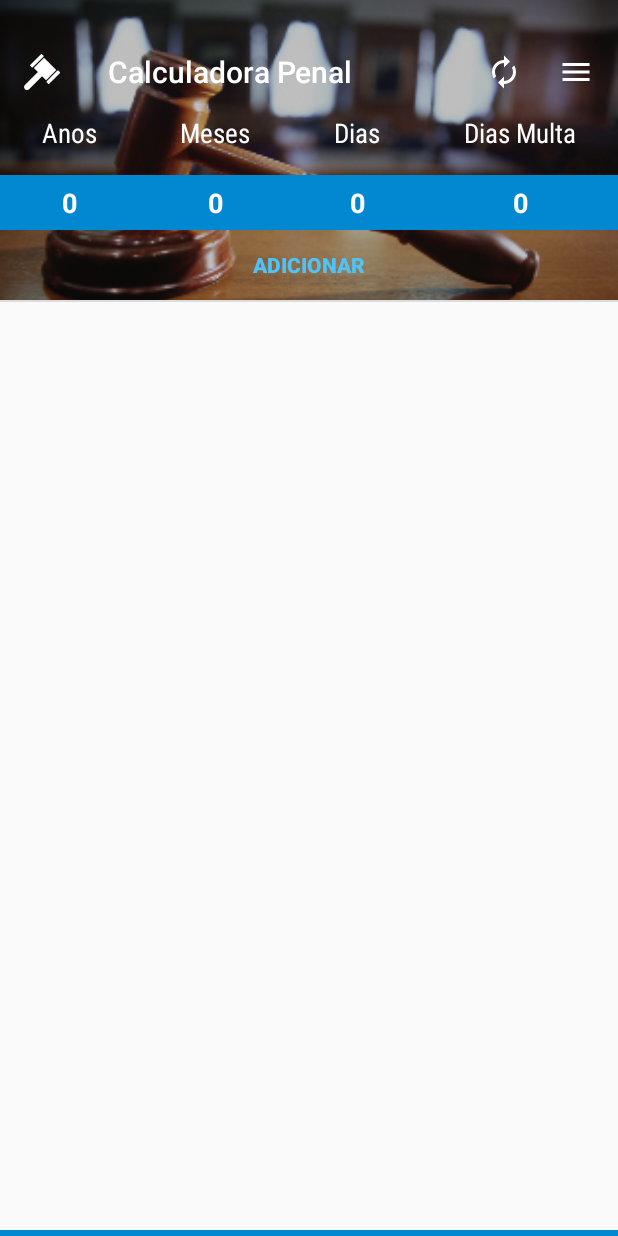
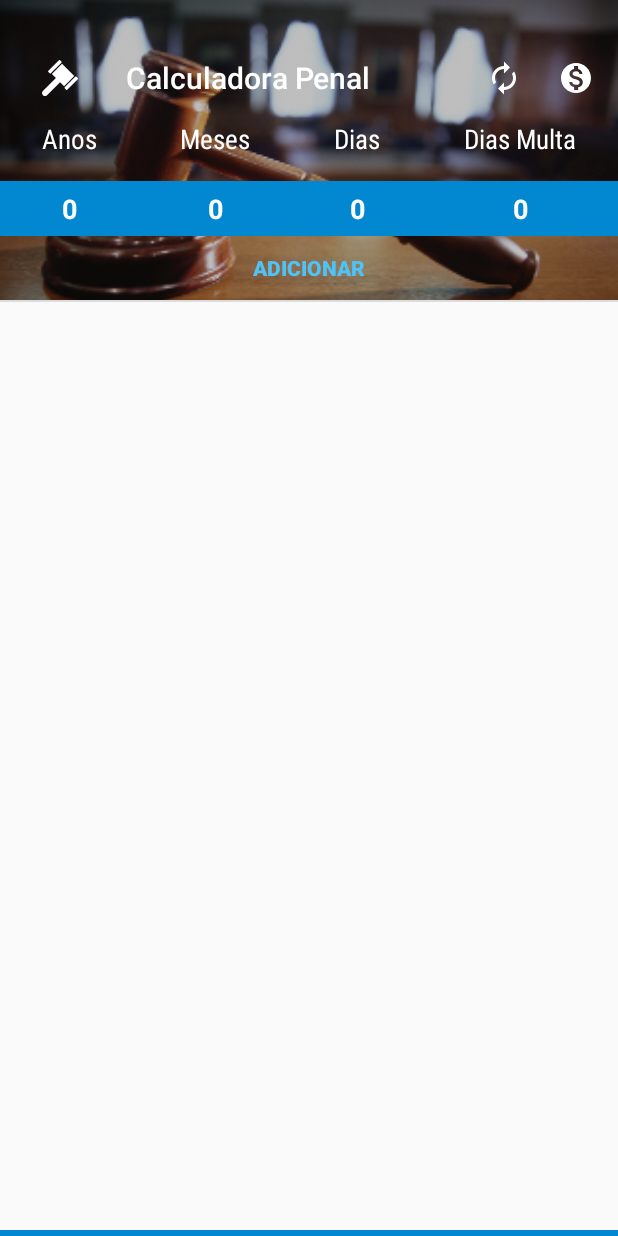
Before and after one commit to victorscn/calcpenal, an Android app: the screen it shows after launch (MainActivity), on a phone screen of 412 x 824 dp. Run offline under Robolectric (Android 15) with nearby library versions, the phone set to English and light mode, and no system bars; our stand-ins replace AdMob; libraries missing offline, so code that uses them is left out: com.google.android.gms, com.shawnlin.numberpicker; plain views replace PublisherAdView; 3 statements that could not run were skipped.

Commit message:
Add about us activity and changes to the toolbar

```diff
--- a/app/src/main/AndroidManifest.xml
+++ b/app/src/main/AndroidManifest.xml
@@ -2,7 +2,7 @@
 <manifest xmlns:android="http://schemas.android.com/apk/res/android"
     package="com.example.android.calculadorapenal">
 
-    <uses-permission android:name="android.permission.INTERNET"/>
+    <uses-permission android:name="android.permission.INTERNET" />
 
     <application
         android:allowBackup="true"
@@ -17,6 +17,8 @@
                 <category android:name="android.intent.category.LAUNCHER" />
             </intent-filter>
         </activity>
+        <activity android:name=".About"
+            android:parentActivityName=".MainActivity"/>
     </application>
 
 </manifest>
--- /dev/null
+++ b/app/src/main/res/drawable/ic_monetization_on_24px.xml
@@ -0,0 +1,19 @@
+<?xml version="1.0" encoding="utf-8"?>
+<vector xmlns:android="http://schemas.android.com/apk/res/android"
+    android:width="24dp"
+    android:height="24dp"
+    android:viewportWidth="24"
+    android:viewportHeight="24">
+
+    <path
+        android:fillColor="#ffffff"
+        android:pathData="M12 2C6.48 2 2 6.48 2 12s4.48 10 10 10 10-4.48 10-10S17.52 2 12 2zm1.41
+16.09V20h-2.67v-1.93c-1.71-.36-3.16-1.46-3.27-3.4h1.96c.1 1.05 .82 1.87 2.65
+1.87 1.96 0 2.4-.98 2.4-1.59
+0-.83-.44-1.61-2.67-2.14-2.48-.6-4.18-1.62-4.18-3.67 0-1.72 1.39-2.84
+3.11-3.21V4h2.67v1.95c1.86 .45 2.79 1.86 2.85
+3.39H14.3c-.05-1.11-.64-1.87-2.22-1.87-1.5 0-2.4 .68 -2.4 1.64 0 .84 .65 1.39
+2.67 1.91s4.18 1.39 4.18 3.91c-.01 1.83-1.38 2.83-3.12 3.16z" />
+    <path
+        android:pathData="M0 0h24v24H0z" />
+</vector>
--- a/app/src/main/res/layout/activity_main.xml
+++ b/app/src/main/res/layout/activity_main.xml
@@ -32,7 +32,7 @@
         <LinearLayout
             android:layout_width="match_parent"
             android:layout_height="wrap_content"
-            android:layout_marginTop="20dp"
+            android:layout_marginTop="24dp"
             android:orientation="vertical">
 
             <android.support.v7.widget.Toolbar
@@ -40,7 +40,6 @@
                 style="@style/TransparentActionBar"
                 android:layout_width="match_parent"
                 android:layout_height="?attr/actionBarSize"
-
                 android:elevation="4dp">
 
                 <LinearLayout
@@ -48,12 +47,16 @@
                     android:layout_height="match_parent"
                     android:orientation="horizontal">
 
-                    <ImageView
-                        android:layout_width="24dp"
+                    <ImageButton
+                        android:layout_width="48dp"
+                        android:paddingLeft="12dp"
+                        android:paddingRight="12dp"
                         android:layout_height="match_parent"
-                        android:layout_marginRight="32dp"
+                        android:layout_marginRight="20dp"
                         android:contentDescription="@string/app_logo"
-                        android:src="@drawable/legal_hammer" />
+                        android:src="@drawable/legal_hammer"
+                        android:onClick="startAbout"
+                        android:background="@android:color/transparent"/>
 
                     <TextView
                         style="@style/ToolbarText"
@@ -82,8 +85,8 @@
                         android:layout_marginRight="4dp"
                         android:background="@null"
                         android:padding="12dp"
-                        android:onClick="showPopup"
-                        android:src="@drawable/ic_menu_white_24px" />
+                        android:onClick="showBuy"
+                        android:src="@drawable/ic_monetization_on_24px" />
                 </LinearLayout>
 
             </android.support.v7.widget.Toolbar>
--- a/app/src/main/res/menu/actions.xml
+++ /dev/null
@@ -1,12 +0,0 @@
-<?xml version="1.0" encoding="utf-8"?>
-<menu xmlns:android="http://schemas.android.com/apk/res/android">
-    <item
-        android:id="@+id/menu_about"
-        android:title="@string/menu_about" />
-    <item
-        android:id="@+id/menu_rate"
-        android:title="@string/menu_rate" />
-    <item
-        android:id="@+id/menu_donation"
-        android:title="@string/menu_donation" />
-</menu>
--- a/app/src/main/res/values/strings.xml
+++ b/app/src/main/res/values/strings.xml
@@ -29,9 +29,7 @@
     <string name="remove_dialog_ok">Sim</string>
     <string name="remove_dialog_cancel">Cancelar</string>
 
-    <string name="menu_about">Sobre</string>
-    <string name="menu_rate">Nos Avalie</string>
-    <string name="menu_donation">Doação / No Ads</string>
+    <string name="menu_about">Sobre Nós</string>>
 
     <string name="days_fine_hint">0</string>
     <string name="operation_hint">Descrição</string>
@@ -44,4 +42,11 @@
         <item>-</item>
     </string-array>
 
+    <string name="ambar_address">ambar.tech</string>
+       <string name="about_us_text">Ambar fornece um espectro completo de serviços de softwares
+    personalizados, com foco em aplicações mobile e web. Oferecemos serviços em todos os estágios do
+    ciclo de desenvolvimento de software: de análise de negócio, design e protótipo até desenvolvimento,
+    garantia de qualidade, manutenção e apoio.
+     </string>
+
 </resources>
```
Also changed, not shown: app/src/main/java/com/example/android/calculadorapenal/About.java (added, +26 -0 lines), app/src/main/java/com/example/android/calculadorapenal/MainActivity.java (+5 -8 lines), app/src/main/res/drawable/ic_arrow_back_24px.xml (added, +13 -0 lines), app/src/main/res/layout/activity_about.xml (added, +77 -0 lines).
